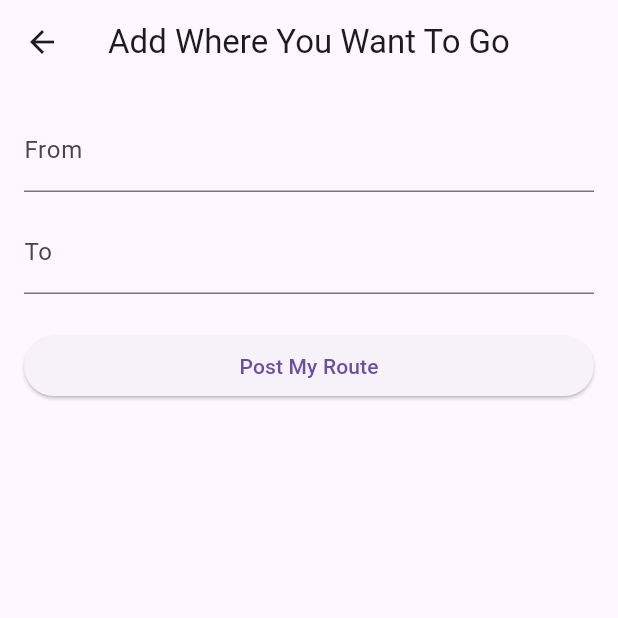
After one commit to mcicishvilii/gamiyole, a Flutter app: the screen it shows once a user with an empty profile is signed in, after a tap on the "add road" icon, on a phone screen of 412 x 824 dp, the top half of it. The commit adds this screen. Run offline on Flutter 3.47's test engine with Material 3 defaults, Android fonts, the phone set to English and light mode, and no system bars; our stand-ins replace cloud_firestore, firebase_auth, firebase_core; accounts and stored records are empty.

Commit message:
Add traveler/sender route post pages and cross-role feeds

```diff
--- a/lib/main.dart
+++ b/lib/main.dart
@@ -22,7 +22,7 @@ void main() async {
     MultiProvider(
       providers: [
         ChangeNotifierProvider(create: (_) => AuthViewModel()),
-        ChangeNotifierProvider(create: (_) => ShipmentViewModel()..fetchShipments()),
+        ChangeNotifierProvider(create: (_) => ShipmentViewModel()..fetchShipments()..fetchTravelPosts()),
       ],
       child: const MyApp(),
     ),
@@ -43,9 +43,9 @@ class MyApp extends StatelessWidget {
           }
 
           if (authVM.appUser!.role == "sender") {
-            return SenderHomeScreen();
+            return const SenderHomeScreen();
           } else {
-            return TravelerHomeScreen();
+            return const TravelerHomeScreen();
           }
         },
       ),
--- /dev/null
+++ b/lib/models/travel_post.dart
@@ -0,0 +1,28 @@
+class TravelPost {
+  final String id;
+  final String authorId;
+  final String authorRole;
+  final String origin;
+  final String destination;
+  final String status;
+
+  TravelPost({
+    required this.id,
+    required this.authorId,
+    required this.authorRole,
+    required this.origin,
+    required this.destination,
+    required this.status,
+  });
+
+  factory TravelPost.fromMap(Map<String, dynamic> data, String id) {
+    return TravelPost(
+      id: id,
+      authorId: data['authorId'] ?? '',
+      authorRole: data['authorRole'] ?? '',
+      origin: data['origin'] ?? '',
+      destination: data['destination'] ?? '',
+      status: data['status'] ?? 'open',
+    );
+  }
+}
--- a/lib/viewmodels/shipment_view_model.dart
+++ b/lib/viewmodels/shipment_view_model.dart
@@ -1,12 +1,17 @@
 import 'package:cloud_firestore/cloud_firestore.dart';
 import 'package:flutter/material.dart';
 import '../models/shipment.dart';
+import '../models/travel_post.dart';
 
 class ShipmentViewModel extends ChangeNotifier {
   final FirebaseFirestore _db = FirebaseFirestore.instance;
   List<Shipment> _shipments = [];
+  List<TravelPost> _senderPosts = [];
+  List<TravelPost> _travelerPosts = [];
 
   List<Shipment> get shipments => _shipments;
+  List<TravelPost> get senderPosts => _senderPosts;
+  List<TravelPost> get travelerPosts => _travelerPosts;
 
   void fetchShipments() {
     _db
@@ -21,6 +26,64 @@ class ShipmentViewModel extends ChangeNotifier {
         });
   }
 
+  void fetchTravelPosts() {
+    _db
+        .collection('travel_posts')
+        .where('status', isEqualTo: 'open')
+        .where('authorRole', isEqualTo: 'sender')
+        .orderBy('createdAt', descending: true)
+        .snapshots()
+        .listen((snapshot) {
+          _senderPosts = snapshot.docs
+              .map((doc) => TravelPost.fromMap(doc.data(), doc.id))
+              .toList();
+          notifyListeners();
+        });
+
+    _db
+        .collection('travel_posts')
+        .where('status', isEqualTo: 'open')
+        .where('authorRole', isEqualTo: 'traveler')
+        .orderBy('createdAt', descending: true)
+        .snapshots()
+        .listen((snapshot) {
+          _travelerPosts = snapshot.docs
+              .map((doc) => TravelPost.fromMap(doc.data(), doc.id))
+              .toList();
+          notifyListeners();
+        });
+  }
+
+  Future<void> createTravelerPost({
+    required String travelerId,
+    required String origin,
+    required String destination,
+  }) async {
+    await _db.collection('travel_posts').add({
+      'authorId': travelerId,
+      'authorRole': 'traveler',
+      'origin': origin,
+      'destination': destination,
+      'status': 'open',
+      'createdAt': FieldValue.serverTimestamp(),
+    });
+  }
+
+  Future<void> createSenderPost({
+    required String senderId,
+    required String origin,
+    required String destination,
+  }) async {
+    await _db.collection('travel_posts').add({
+      'authorId': senderId,
+      'authorRole': 'sender',
+      'origin': origin,
+      'destination': destination,
+      'status': 'open',
+      'createdAt': FieldValue.serverTimestamp(),
+    });
+  }
+
   Future<void> createTestShipment() async {
     try {
       await _db.collection('shipments').add({
@@ -31,17 +94,13 @@ class ShipmentViewModel extends ChangeNotifier {
         'status': 'open',
         'createdAt': FieldValue.serverTimestamp(),
       });
-      print("Shipment added successfully!");
+      print('Shipment added successfully!');
     } catch (e) {
-      print("Error adding shipment: $e");
+      print('Error adding shipment: $e');
     }
   }
 
-  Future<void> placeBid(
-    String shipmentId,
-    String travelerId,
-    double price,
-  ) async {
+  Future<void> placeBid(String shipmentId, String travelerId, double price) async {
     await _db.collection('shipments').doc(shipmentId).collection('offers').add({
       'travelerId': travelerId,
       'price': price,
--- a/lib/views/traveler/traveler_home_screen.dart
+++ b/lib/views/traveler/traveler_home_screen.dart
@@ -1,24 +1,42 @@
 import 'package:flutter/material.dart';
 import 'package:provider/provider.dart';
+
 import '../../viewmodels/auth/auth_view_model.dart';
-import '../shipment_feed_screen.dart';
+import '../../viewmodels/shipment_view_model.dart';
+import 'traveler_post_create_screen.dart';
 
 class TravelerHomeScreen extends StatelessWidget {
+  const TravelerHomeScreen({super.key});
+
   @override
   Widget build(BuildContext context) {
+    final vm = Provider.of<ShipmentViewModel>(context);
+
     return Scaffold(
       appBar: AppBar(
-        title: Text("Available Shipments"),
+        title: const Text('Sender Posts'),
         actions: [
+          IconButton(
+            icon: const Icon(Icons.add_road),
+            tooltip: 'Add where you want to go',
+            onPressed: () {
+              Navigator.push(
+                context,
+                MaterialPageRoute(
+                  builder: (_) => const TravelerPostCreateScreen(),
+                ),
+              );
+            },
+          ),
           PopupMenuButton(
-            itemBuilder: (context) => [
+            itemBuilder: (context) => const [
               PopupMenuItem(
-                child: Text("Logout"),
-                value: "logout",
+                value: 'logout',
+                child: Text('Logout'),
               ),
             ],
             onSelected: (value) {
-              if (value == "logout") {
+              if (value == 'logout') {
                 Provider.of<AuthViewModel>(context, listen: false).logout();
                 Navigator.popUntil(context, (route) => route.isFirst);
               }
@@ -26,7 +44,22 @@ class TravelerHomeScreen extends StatelessWidget {
           ),
         ],
       ),
-      body: ShipmentFeedScreen(),
+      body: vm.senderPosts.isEmpty
+          ? const Center(child: Text('No sender posts yet'))
+          : ListView.builder(
+              itemCount: vm.senderPosts.length,
+              itemBuilder: (context, index) {
+                final item = vm.senderPosts[index];
+                return Card(
+                  margin: const EdgeInsets.all(10),
+                  child: ListTile(
+                    leading: const Icon(Icons.local_shipping),
+                    title: Text('${item.origin} ➜ ${item.destination}'),
+                    subtitle: const Text('Sender is traveling this route'),
+                  ),
+                );
+              },
+            ),
     );
   }
 }
--- /dev/null
+++ b/lib/views/traveler/traveler_post_create_screen.dart
@@ -0,0 +1,94 @@
+import 'package:flutter/material.dart';
+import 'package:provider/provider.dart';
+
+import '../../viewmodels/auth/auth_view_model.dart';
+import '../../viewmodels/shipment_view_model.dart';
+
+class TravelerPostCreateScreen extends StatefulWidget {
+  const TravelerPostCreateScreen({super.key});
+
+  @override
+  State<TravelerPostCreateScreen> createState() =>
+      _TravelerPostCreateScreenState();
+}
+
+class _TravelerPostCreateScreenState extends State<TravelerPostCreateScreen> {
+  final _formKey = GlobalKey<FormState>();
+  final _originController = TextEditingController();
+  final _destinationController = TextEditingController();
+
+  @override
+  void dispose() {
+    _originController.dispose();
+    _destinationController.dispose();
+    super.dispose();
+  }
+
+  Future<void> _submit() async {
+    if (!_formKey.currentState!.validate()) return;
+
+    final authVm = Provider.of<AuthViewModel>(context, listen: false);
+    final shipmentVm = Provider.of<ShipmentViewModel>(context, listen: false);
+
+    final uid = authVm.firebaseUser?.uid;
+    if (uid == null) return;
+
+    await shipmentVm.createTravelerPost(
+      travelerId: uid,
+      origin: _originController.text.trim(),
+      destination: _destinationController.text.trim(),
+    );
+
+    if (!mounted) return;
+    Navigator.pop(context);
+    ScaffoldMessenger.of(context).showSnackBar(
+      const SnackBar(content: Text('Traveler post created successfully.')),
+    );
+  }
+
+  @override
+  Widget build(BuildContext context) {
+    return Scaffold(
+      appBar: AppBar(title: const Text('Add Where You Want To Go')),
+      body: Padding(
+        padding: const EdgeInsets.all(16),
+        child: Form(
+          key: _formKey,
+          child: Column(
+            children: [
+              TextFormField(
+                controller: _originController,
+                decoration: const InputDecoration(labelText: 'From'),
+                validator: (value) {
+                  if (value == null || value.trim().isEmpty) {
+                    return 'Please enter your starting city';
+                  }
+                  return null;
+                },
+              ),
+              const SizedBox(height: 12),
+              TextFormField(
+                controller: _destinationController,
+                decoration: const InputDecoration(labelText: 'To'),
+                validator: (value) {
+                  if (value == null || value.trim().isEmpty) {
+                    return 'Please enter your destination';
+                  }
+                  return null;
+                },
+              ),
+              const SizedBox(height: 24),
+              SizedBox(
+                width: double.infinity,
+                child: ElevatedButton(
+                  onPressed: _submit,
+                  child: const Text('Post My Route'),
+                ),
+              ),
+            ],
+          ),
+        ),
+      ),
+    );
+  }
+}
```
Also changed, not shown: lib/views/sender/sender_home_screen.dart (+40 -48 lines), lib/views/sender/sender_post_create_screen.dart (added, +93 -0 lines).
